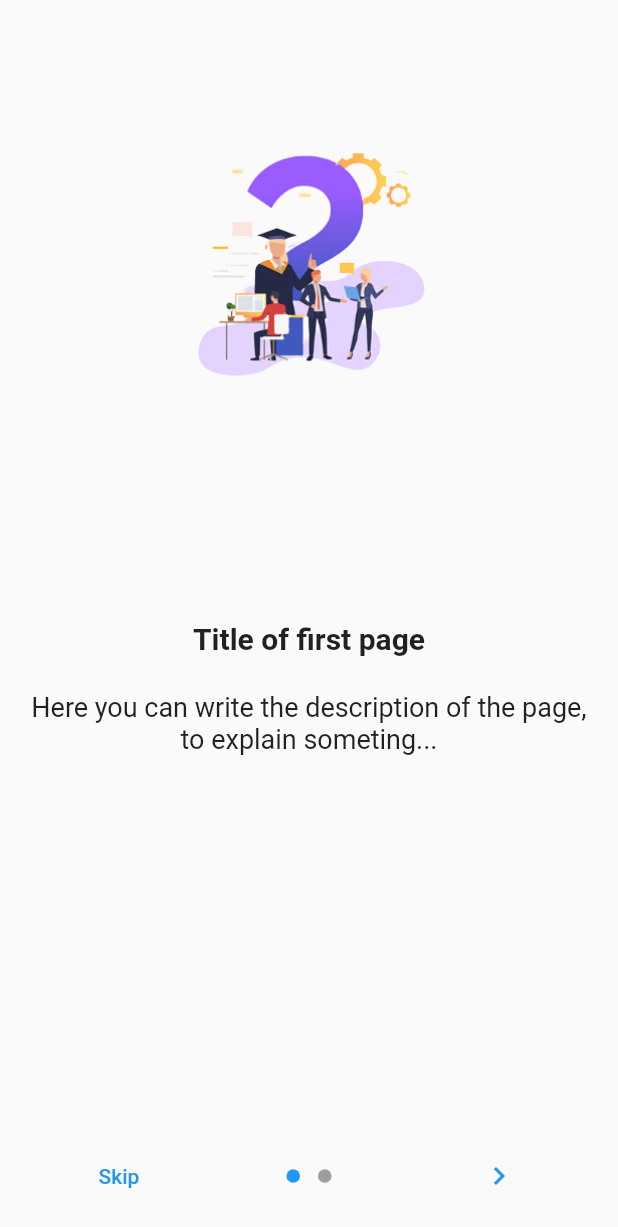
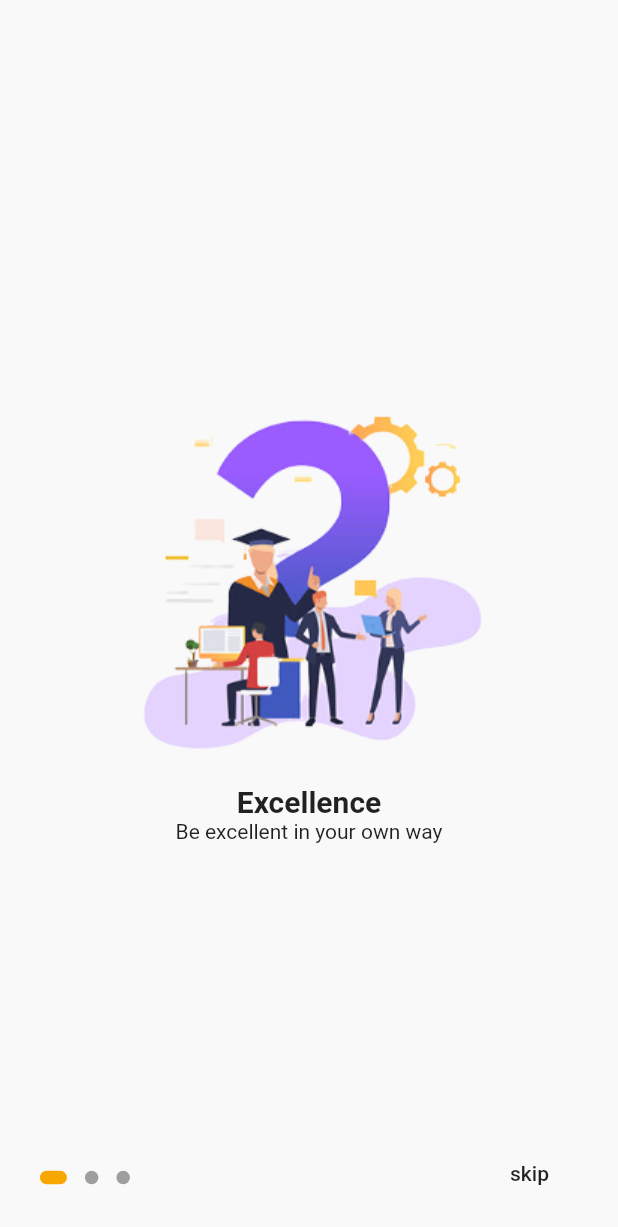
Before and after one commit to vicradon/flutter_test, a Flutter app: the screen it shows after launch, on a phone screen of 412 x 824 dp. Shown: the top 1227 px of the screen. Run offline on Flutter 3.47's test engine with Material 2 defaults, Android fonts, the phone set to English and light mode, and no system bars; drawn by our look-alikes of dots_indicator, introduction_screen.

Commit message:
feat: onboarding 90%

```diff
--- a/lib/widgets/onboarding.dart
+++ b/lib/widgets/onboarding.dart
@@ -1,41 +1,138 @@
-import 'package:introduction_screen/introduction_screen.dart';
 import 'package:flutter/material.dart';
+import 'package:dots_indicator/dots_indicator.dart';
 
-final listPagesViewModel = [
-  PageViewModel(
-    title: "Title of first page",
-    body:
-        "Here you can write the description of the page, to explain someting...",
-    image: Center(
-      child: Image.asset("assets/images/screen1.png", height: 175.0),
-    ),
-  ),
-  PageViewModel(
-    title: "Title of first page",
-    body:
-        "Here you can write the description of the page, to explain someting...",
-    image: Center(child: Icon(Icons.android)),
-    decoration: PageDecoration(
-      titleTextStyle: TextStyle(color: Colors.orange),
-      bodyTextStyle: TextStyle(fontWeight: FontWeight.w700, fontSize: 20.0),
-    ),
-  )
-];
+class Walkthrougth extends StatelessWidget {
+  final String heading;
+  final String textContent;
+  final String image;
 
-class Onboarding extends StatelessWidget {
+  Walkthrougth(
+      {Key key,
+      @required this.heading,
+      @required this.textContent,
+      @required this.image})
+      : super(key: key);
   @override
   Widget build(BuildContext context) {
-    return Scaffold(
-      body: IntroductionScreen(
-        pages: listPagesViewModel,
-        onDone: () {
-          // When done button is press
-        },
-        showSkipButton: true,
-        skip: Text("Skip"),
-        next: Icon(Icons.chevron_right),
-        done: Text("Done", style: TextStyle(fontWeight: FontWeight.w600)),
+    return Container(
+      decoration: BoxDecoration(color: Color(0xFFF9F9F9)),
+      width: MediaQuery.of(context).size.width,
+      // height: MediaQuery.of(context).size.height,
+      child: Column(
+        mainAxisAlignment: MainAxisAlignment.center,
+        children: <Widget>[
+          Image.asset(image),
+          Text(
+            heading,
+            style: TextStyle(fontSize: 20, fontWeight: FontWeight.bold),
+          ),
+          Text(textContent),
+        ],
       ),
     );
   }
 }
+
+class Dots extends StatelessWidget {
+  final double currentIndexPage;
+  final int pageLength;
+  Dots({this.currentIndexPage, this.pageLength});
+  @override
+  Widget build(BuildContext context) {
+    return Positioned(
+      top: MediaQuery.of(context).size.height * 0.94,
+      child: Padding(
+        padding:
+            EdgeInsets.only(left: MediaQuery.of(context).size.width * 0.05),
+        child: DotsIndicator(
+          dotsCount: pageLength,
+          position: currentIndexPage,
+          decorator: DotsDecorator(
+            activeColor: Color(0xFFF8A700),
+            size: Size.square(9.0),
+            activeSize: Size(18.0, 9.0),
+            activeShape: RoundedRectangleBorder(
+              borderRadius: BorderRadius.circular(5.0),
+            ),
+          ),
+        ),
+      ),
+    );
+  }
+}
+
+class SkipButton extends StatelessWidget {
+  final double currentIndexPage;
+  SkipButton(this.currentIndexPage);
+
+  @override
+  Widget build(BuildContext context) {
+    String text = "skip";
+
+    if (currentIndexPage == 3) {
+      text = "done";
+    }
+    return Positioned(
+      top: MediaQuery.of(context).size.height * 0.92,
+      left: MediaQuery.of(context).size.width * 0.75,
+      child: FlatButton(
+        child: Text(text),
+        onPressed: () {
+          print("skip");
+        },
+      ),
+    );
+  }
+}
+
+class Onboarding extends StatefulWidget {
+  @override
+  _OnboardingState createState() => _OnboardingState();
+}
+
+List onboardingScreens = <Widget>[
+  Walkthrougth(
+      heading: "Excellence",
+      textContent: "Be excellent in your own way",
+      image: "assets/images/screen1.png"),
+  Walkthrougth(
+      heading: "Search for solutions",
+      textContent: "Search for solutions with lightspeed",
+      image: "assets/images/screen2.png"),
+  Walkthrougth(
+      heading: "Tips",
+      textContent: "Gain helpful tips as you progress",
+      image: "assets/images/screen3.png")
+];
+
+class _OnboardingState extends State<Onboarding> {
+  double currentIndexPage;
+  int pageLength;
+
+  @override
+  void initState() {
+    currentIndexPage = 0;
+    pageLength = 3;
+    super.initState();
+  }
+
+  @override
+  Widget build(BuildContext context) {
+    return Scaffold(
+      body: Stack(
+        children: <Widget>[
+          PageView(
+            children: onboardingScreens,
+            onPageChanged: (value) {
+              setState(() {
+                currentIndexPage = value + .0;
+              });
+            },
+          ),
+          Dots(currentIndexPage: currentIndexPage, pageLength: pageLength),
+          SkipButton(currentIndexPage)
+        ],
+      ),
+    );
+  }
+}
--- a/pubspec.yaml
+++ b/pubspec.yaml
@@ -23,7 +23,7 @@ environment:
 dependencies:
   flutter:
     sdk: flutter
-  introduction_screen: ^1.0.7
+  dots_indicator:
 
 
   # The following adds the Cupertino Icons font to your application.
```
Also changed, not shown: pubspec.lock.
